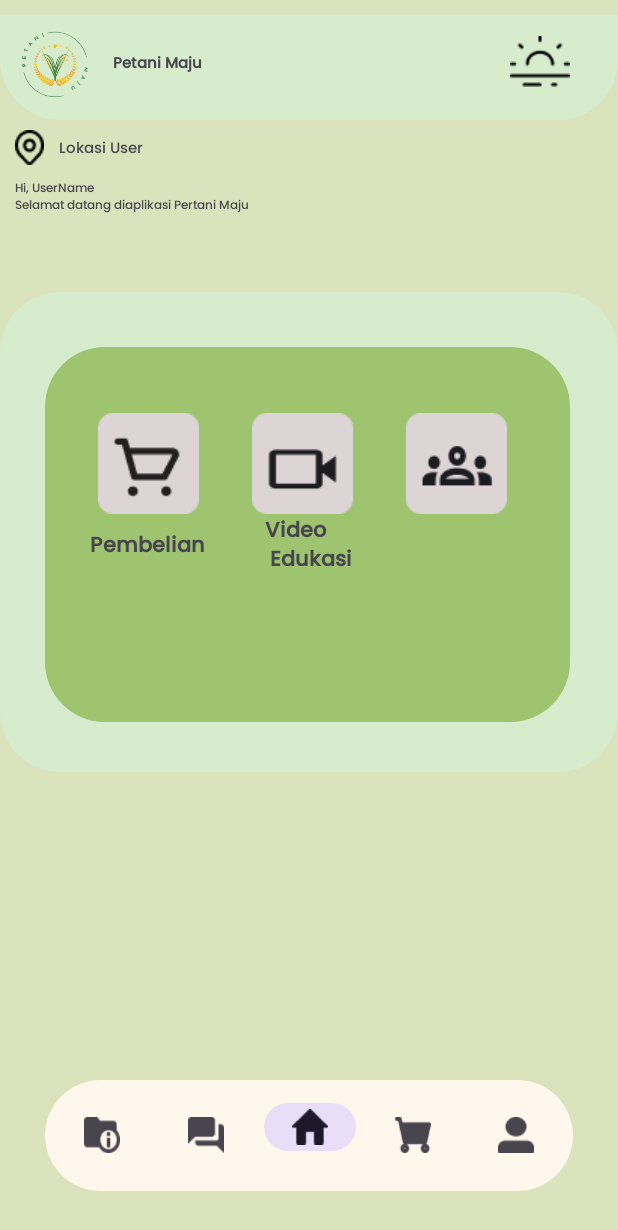
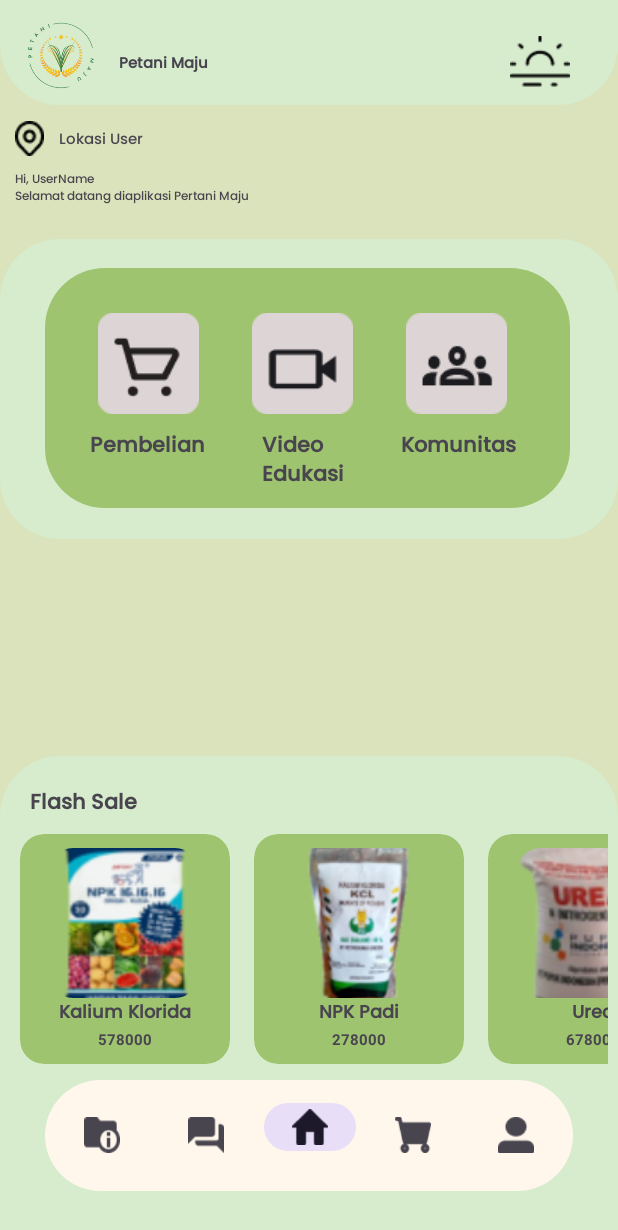
Before and after one commit to dariwan/Petani-Maju, an Android app: the HomeFragment screen opened through its navigation route, on a phone screen of 412 x 824 dp. Shown: the top 1230 px of the screen. Run offline under Robolectric (Android 15) with nearby library versions, the light colour scheme and no system bars; our stand-ins replace navigation-ui.

Commit message:
adding home menu

```diff
--- /dev/null
+++ b/app/src/main/java/com/dariwan/petanimaju/adapter/FlashSaleAdapter.kt
@@ -0,0 +1,28 @@
+package com.dariwan.petanimaju.adapter
+
+import android.view.LayoutInflater
+import android.view.ViewGroup
+import androidx.recyclerview.widget.RecyclerView
+import com.dariwan.petanimaju.databinding.ActivityDetailEducationBinding
+import com.dariwan.petanimaju.databinding.FlashSaleItemBinding
+import com.dariwan.petanimaju.model.ProductModel
+
+class FlashSaleAdapter(private val list: List<ProductModel>): RecyclerView.Adapter<FlashSaleAdapter.ViewHolder>() {
+    class ViewHolder(val binding: FlashSaleItemBinding): RecyclerView.ViewHolder(binding.root)
+
+    override fun onCreateViewHolder(parent: ViewGroup, viewType: Int): FlashSaleAdapter.ViewHolder {
+        val binding = FlashSaleItemBinding.inflate(LayoutInflater.from(parent.context), parent, false)
+        return ViewHolder(binding)
+    }
+
+    override fun onBindViewHolder(holder: FlashSaleAdapter.ViewHolder, position: Int) {
+        val (image, title, harga) = list[position]
+        holder.binding.imgProduct.setImageResource(image)
+        holder.binding.tvProductName.text = title
+        holder.binding.tvPrice.text = harga.toString()
+    }
+
+    override fun getItemCount(): Int {
+        return list.size
+    }
+}
--- /dev/null
+++ b/app/src/main/java/com/dariwan/petanimaju/model/ProductModel.kt
@@ -0,0 +1,7 @@
+package com.dariwan.petanimaju.model
+
+data class ProductModel (
+    val image: Int,
+    val title: String,
+    val harga: Int,
+)
--- a/app/src/main/java/com/dariwan/petanimaju/view/home/HomeFragment.kt
+++ b/app/src/main/java/com/dariwan/petanimaju/view/home/HomeFragment.kt
@@ -5,56 +5,58 @@
 import android.view.LayoutInflater
 import android.view.View
 import android.view.ViewGroup
+import androidx.recyclerview.widget.LinearLayoutManager
 import com.dariwan.petanimaju.R
+import com.dariwan.petanimaju.adapter.FlashSaleAdapter
+import com.dariwan.petanimaju.databinding.FragmentHomeBinding
+import com.dariwan.petanimaju.model.ProductModel
 
-// TODO: Rename parameter arguments, choose names that match
-// the fragment initialization parameters, e.g. ARG_ITEM_NUMBER
-private const val ARG_PARAM1 = "param1"
-private const val ARG_PARAM2 = "param2"
+class HomeFragment : Fragment() {
 
-/**
- * A simple [Fragment] subclass.
- * Use the [HomeFragment.newInstance] factory method to
- * create an instance of this fragment.
- */
-class HomeFragment : Fragment() {
-    // TODO: Rename and change types of parameters
-    private var param1: String? = null
-    private var param2: String? = null
+    private var _binding: FragmentHomeBinding? = null
+    private val binding get() = _binding!!
 
     override fun onCreate(savedInstanceState: Bundle?) {
         super.onCreate(savedInstanceState)
-        arguments?.let {
-            param1 = it.getString(ARG_PARAM1)
-            param2 = it.getString(ARG_PARAM2)
-        }
+
     }
 
     override fun onCreateView(
         inflater: LayoutInflater, container: ViewGroup?,
         savedInstanceState: Bundle?
     ): View? {
+        _binding = FragmentHomeBinding.inflate(inflater, container, false)
+        val view = binding.root
+        return view
         // Inflate the layout for this fragment
         return inflater.inflate(R.layout.fragment_home, container, false)
     }
 
-    companion object {
-        /**
-         * Use this factory method to create a new instance of
-         * this fragment using the provided parameters.
-         *
-         * @param param1 Parameter 1.
-         * @param param2 Parameter 2.
-         * @return A new instance of fragment HomeFragment.
-         */
-        // TODO: Rename and change types and number of parameters
-        @JvmStatic
-        fun newInstance(param1: String, param2: String) =
-            HomeFragment().apply {
-                arguments = Bundle().apply {
-                    putString(ARG_PARAM1, param1)
-                    putString(ARG_PARAM2, param2)
-                }
-            }
+    override fun onViewCreated(view: View, savedInstanceState: Bundle?) {
+        super.onViewCreated(view, savedInstanceState)
+
+        setupAction()
     }
+
+    private fun setupAction() {
+        binding.rvHome.layoutManager = LinearLayoutManager(requireContext(), LinearLayoutManager.HORIZONTAL, false)
+        val dataList: MutableList<ProductModel> = mutableListOf()
+        val flashSaleTitle: Array<String> = resources.getStringArray(R.array.title_home)
+        val flashSalePrice: IntArray = resources.getIntArray(R.array.price_home)
+
+        val flashSaleImage : List<Int> = listOf(
+            R.drawable.img_product_1,
+            R.drawable.img_product_2,
+            R.drawable.img_product_3,
+            R.drawable.img_product_4,
+        )
+
+        flashSaleTitle.forEachIndexed { index, name ->
+            dataList.add(ProductModel(flashSaleImage.get(index), name, flashSalePrice[index]))
+        }
+
+        val adapter = FlashSaleAdapter(dataList)
+        binding.rvHome.adapter = adapter
+    }
+
 }
--- /dev/null
+++ b/app/src/main/res/drawable/bg_home_page_bottom.xml
@@ -0,0 +1,10 @@
+<?xml version="1.0" encoding="utf-8"?>
+<shape xmlns:android="http://schemas.android.com/apk/res/android"
+    android:shape="rectangle">
+
+    <solid android:color="@color/green"/>
+    <corners
+        android:topLeftRadius="40dp"
+        android:topRightRadius="40dp"/>
+
+</shape>
--- /dev/null
+++ b/app/src/main/res/layout/flash_sale_item.xml
@@ -0,0 +1,73 @@
+<?xml version="1.0" encoding="utf-8"?>
+<com.google.android.material.card.MaterialCardView xmlns:android="http://schemas.android.com/apk/res/android"
+    xmlns:app="http://schemas.android.com/apk/res-auto"
+    xmlns:tools="http://schemas.android.com/tools"
+    android:id="@+id/product_item"
+    android:layout_width="140dp"
+    android:layout_height="wrap_content"
+    android:layout_marginHorizontal="8dp"
+    android:layout_marginTop="8dp"
+    android:backgroundTint="@color/old_green"
+    android:clickable="true"
+    android:focusable="true"
+    app:cardCornerRadius="16dp"
+    app:strokeColor="#E0E0E0"
+    app:strokeWidth="0dp">
+
+    <androidx.constraintlayout.widget.ConstraintLayout
+        android:layout_width="match_parent"
+        android:layout_height="wrap_content"
+        android:backgroundTint="@color/old_green"
+        android:layout_margin="9dp">
+
+        <com.google.android.material.card.MaterialCardView
+            android:id="@+id/card_img"
+            android:layout_width="wrap_content"
+            android:layout_height="wrap_content"
+            app:cardCornerRadius="16dp"
+            android:backgroundTint="@color/old_green"
+            android:layout_marginStart="10dp"
+            app:layout_constraintStart_toStartOf="parent"
+            app:layout_constraintTop_toTopOf="parent"
+            app:strokeColor="@color/white"
+            app:strokeWidth="0dp">
+
+            <ImageView
+                android:id="@+id/img_product"
+                android:layout_width="100dp"
+                android:layout_height="100dp"
+
+                android:scaleType="centerCrop"
+                tools:srcCompat="@tools:sample/avatars" />
+
+
+        </com.google.android.material.card.MaterialCardView>
+
+        <TextView
+            android:id="@+id/tv_product_name"
+            android:layout_width="0dp"
+            android:layout_height="wrap_content"
+            android:fontFamily="@font/poppinsmedium"
+            android:text="@string/product_name"
+            android:textSize="12sp"
+            android:textStyle="bold"
+            android:textAlignment="center"
+            app:layout_constraintEnd_toEndOf="parent"
+            app:layout_constraintStart_toStartOf="parent"
+            app:layout_constraintTop_toBottomOf="@+id/card_img" />
+
+        <TextView
+            android:id="@+id/tv_price"
+            android:layout_width="0dp"
+            android:layout_height="wrap_content"
+            android:text="@string/harga"
+            android:textSize="10sp"
+            android:textAlignment="center"
+            android:textStyle="bold"
+            app:layout_constraintBottom_toBottomOf="parent"
+            app:layout_constraintEnd_toEndOf="parent"
+            app:layout_constraintStart_toStartOf="parent"
+            app:layout_constraintTop_toBottomOf="@+id/tv_product_name" />
+
+    </androidx.constraintlayout.widget.ConstraintLayout>
+</com.google.android.material.card.MaterialCardView>
--- a/app/src/main/res/layout/fragment_home.xml
+++ b/app/src/main/res/layout/fragment_home.xml
@@ -11,7 +11,6 @@
         android:id="@+id/imageView3"
         android:layout_width="match_parent"
         android:layout_height="70dp"
-        android:layout_marginTop="10dp"
         android:src="@drawable/bg_home_page_top"
         app:layout_constraintBottom_toBottomOf="parent"
         app:layout_constraintEnd_toEndOf="parent"
@@ -24,7 +23,8 @@
         android:id="@+id/imageView2"
         android:layout_width="75dp"
         android:layout_height="71dp"
-        android:layout_marginTop="10dp"
+        android:layout_marginStart="4dp"
+        android:layout_marginTop="4dp"
         android:src="@drawable/img_splash_screen"
         app:layout_constraintStart_toStartOf="parent"
         app:layout_constraintTop_toTopOf="parent" />
@@ -88,20 +88,19 @@
     <ImageView
         android:id="@+id/imageView10"
         android:layout_width="match_parent"
-        android:layout_height="320dp"
-        android:layout_marginTop="15dp"
+        android:layout_height="200dp"
         android:src="@drawable/bg_home_page_midle"
         app:layout_constraintBottom_toBottomOf="parent"
         app:layout_constraintEnd_toEndOf="parent"
         app:layout_constraintHorizontal_bias="0.0"
         app:layout_constraintStart_toStartOf="parent"
         app:layout_constraintTop_toBottomOf="@+id/textView3"
-        app:layout_constraintVertical_bias="0.102" />
+        app:layout_constraintVertical_bias="0.044" />
 
     <ImageView
         android:id="@+id/imageView6"
         android:layout_width="350dp"
-        android:layout_height="250dp"
+        android:layout_height="160dp"
         android:layout_marginStart="30dp"
         android:layout_marginTop="15dp"
         android:src="@drawable/bg_home_page_midle2"
@@ -110,14 +109,14 @@
         app:layout_constraintHorizontal_bias="0.0"
         app:layout_constraintStart_toStartOf="parent"
         app:layout_constraintTop_toBottomOf="@+id/textView3"
-        app:layout_constraintVertical_bias="0.173" />
+        app:layout_constraintVertical_bias="0.05" />
 
     <ImageView
         android:id="@+id/imageView7"
         android:layout_width="67dp"
         android:layout_height="67dp"
         android:layout_marginStart="35dp"
-        android:layout_marginTop="44dp"
+        android:layout_marginTop="30dp"
         android:src="@drawable/ic_home_pembelian"
         app:layout_constraintStart_toStartOf="@+id/imageView6"
         app:layout_constraintTop_toTopOf="@+id/imageView6" />
@@ -127,16 +126,17 @@
         android:layout_width="67dp"
         android:layout_height="67dp"
         android:layout_marginStart="35dp"
-        android:layout_marginTop="44dp"
+        android:layout_marginTop="30dp"
         android:src="@drawable/ic_home_education"
         app:layout_constraintStart_toEndOf="@+id/imageView7"
         app:layout_constraintTop_toTopOf="@+id/imageView6" />
 
     <ImageView
+        android:id="@+id/imageView11"
         android:layout_width="67dp"
         android:layout_height="67dp"
         android:layout_marginStart="35dp"
-        android:layout_marginTop="44dp"
+        android:layout_marginTop="30dp"
         android:src="@drawable/ic_home_comunity"
         app:layout_constraintStart_toEndOf="@+id/imageView8"
         app:layout_constraintTop_toTopOf="@+id/imageView6" />
@@ -154,15 +154,63 @@
         app:layout_constraintTop_toBottomOf="@+id/imageView7" />
 
     <TextView
+        android:id="@+id/textView5"
+        android:layout_width="wrap_content"
+        android:layout_height="wrap_content"
+        android:layout_marginStart="38dp"
+        android:layout_marginTop="10dp"
+        android:fontFamily="@font/poppinsmedium"
+        android:text="@string/video_edukasi"
+        android:textStyle="bold"
+        app:layout_constraintStart_toEndOf="@+id/textView4"
+        app:layout_constraintTop_toBottomOf="@+id/imageView8" />
+
+    <TextView
         android:layout_width="wrap_content"
         android:layout_height="wrap_content"
         android:fontFamily="@font/poppinsmedium"
-        android:text="@string/video_edukasi"
+        android:text="@string/komunitas"
         android:textStyle="bold"
-        android:layout_marginStart="40dp"
-
-        app:layout_constraintStart_toEndOf="@+id/textView4"
-        app:layout_constraintTop_toBottomOf="@+id/imageView8" />
+        android:layout_marginTop="10dp"
+        android:layout_marginStart="38dp"
+        app:layout_constraintStart_toEndOf="@+id/textView5"
+        app:layout_constraintTop_toBottomOf="@+id/imageView11" />
 
 
+    <ImageView
+        android:id="@+id/imageView12"
+        android:layout_width="match_parent"
+        android:layout_height="320dp"
+        android:src="@drawable/bg_home_page_bottom"
+        app:layout_constraintBottom_toBottomOf="parent"
+        app:layout_constraintEnd_toEndOf="parent"
+        app:layout_constraintHorizontal_bias="0.497"
+        app:layout_constraintStart_toStartOf="parent"
+        app:layout_constraintTop_toBottomOf="@+id/imageView10"
+        app:layout_constraintVertical_bias="1.0" />
+
+    <TextView
+        android:id="@+id/textView6"
+        android:layout_width="wrap_content"
+        android:layout_height="wrap_content"
+        android:layout_marginStart="20dp"
+        android:layout_marginTop="20dp"
+        android:fontFamily="@font/poppinsmedium"
+        android:text="@string/flash_sale"
+        android:textStyle="bold"
+        app:layout_constraintStart_toStartOf="@+id/imageView12"
+        app:layout_constraintTop_toTopOf="@+id/imageView12" />
+
+    <androidx.recyclerview.widget.RecyclerView
+        android:id="@+id/rv_home"
+        android:layout_width="400dp"
+        android:layout_height="200dp"
+        app:layout_constraintBottom_toBottomOf="@+id/imageView12"
+        app:layout_constraintEnd_toEndOf="parent"
+        app:layout_constraintHorizontal_bias="0.454"
+        app:layout_constraintStart_toStartOf="parent"
+        app:layout_constraintTop_toBottomOf="@+id/textView6"
+        app:layout_constraintVertical_bias="0.0"
+        tools:listitem="@layout/flash_sale_item" />
+
 </androidx.constraintlayout.widget.ConstraintLayout>
--- a/app/src/main/res/values/data_education.xml
+++ b/app/src/main/res/values/data.xml
@@ -40,4 +40,18 @@
                 Pemupukan pertama dilakukan dengan cara ditugal, pemupukan kedua dengan cara ditabur di permukaan tanah dan dilanjutkan dengan pembubunan. Pemupukan ketiga sama dengan pemupukan kedua. Tujuan dari cara ini adalah mendukung pertumbuhan tanaman jagung yang optimal dan menghasilkan produktivitas sesuai dengan target yang diharapkan.</item>
         <item>Pemupukan adalah pemberian unsur hara kepada tanaman, mirip dengan makanan bagi manusia. Pemupukan berimbang adalah pemenuhan unsur hara yang seimbang dalam tanah, sesuai dengan kebutuhan tanaman dan tanah. Perangkat uji tanah sawah (PUTS) digunakan untuk menentukan rekomendasi pemupukan yang tepat. Di contoh kelompok tani Subur di Desa Tlogokotes, masalah pemupukan mencakup kesulitan mendapatkan pupuk subsidi, kurangnya pemahaman petani tentang pupuk organik, dan kurangnya pemahaman tentang jenis pupuk dan cara aplikasinya. Melalui sosialisasi pemupukan berimbang, petani mendapatkan rekomendasi pemupukan yang sesuai dengan kondisi tanah mereka, seperti penggunaan kapur untuk meningkatkan pH tanah dan pemupukan organik untuk pembenah tanah.</item>
     </string-array>
+
+    <string-array name="title_home">
+        <item>Kalium Klorida</item>
+        <item>NPK Padi</item>
+        <item>Urea</item>
+        <item>Pupuk 1</item>
+    </string-array>
+
+    <integer-array name="price_home">
+        <item>578000</item>
+        <item>278000</item>
+        <item>678000</item>
+        <item>978000</item>
+    </integer-array>
 </resources>
--- a/app/src/main/res/values/strings.xml
+++ b/app/src/main/res/values/strings.xml
@@ -16,7 +16,9 @@
     <string name="petani_maju">Petani Maju</string>
     <string name="lokasi_user">Lokasi User</string>
     <string name="greeting_home">Hi, UserName \nSelamat datang diaplikasi Pertani Maju</string>
-    <string name="video_edukasi">Video\n  Edukasi</string>
+    <string name="video_edukasi">  Video\nEdukasi</string>
     <string name="pembelian">Pembelian</string>
+    <string name="komunitas">Komunitas</string>
+    <string name="flash_sale">Flash Sale</string>
 
 </resources>
```
